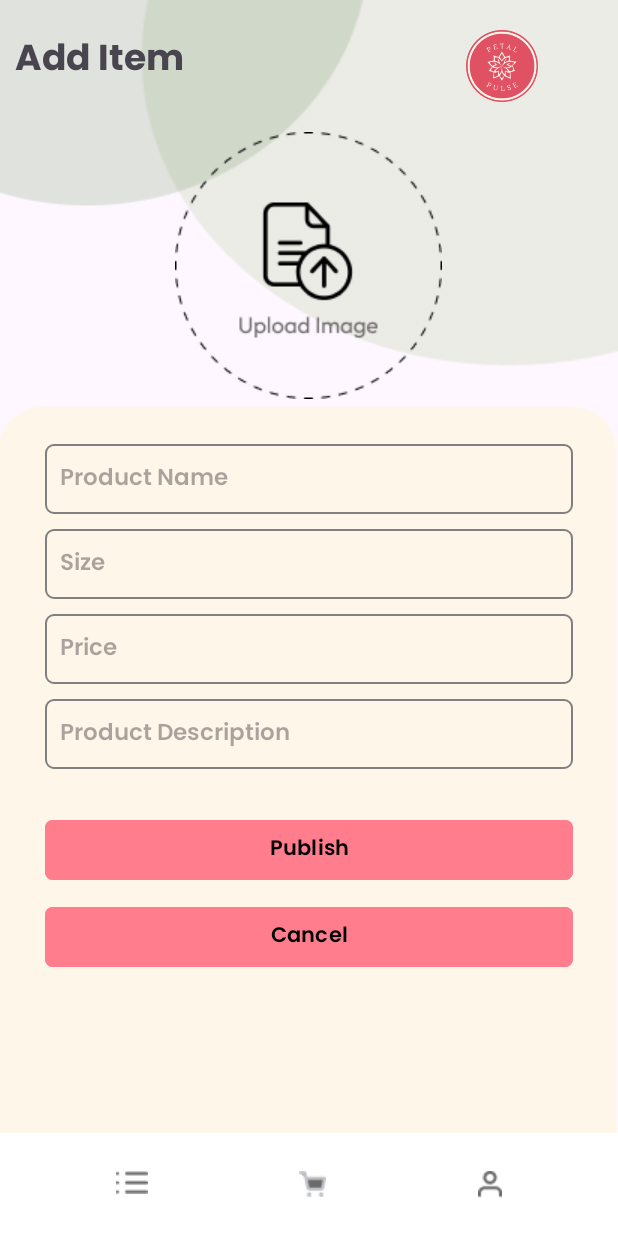
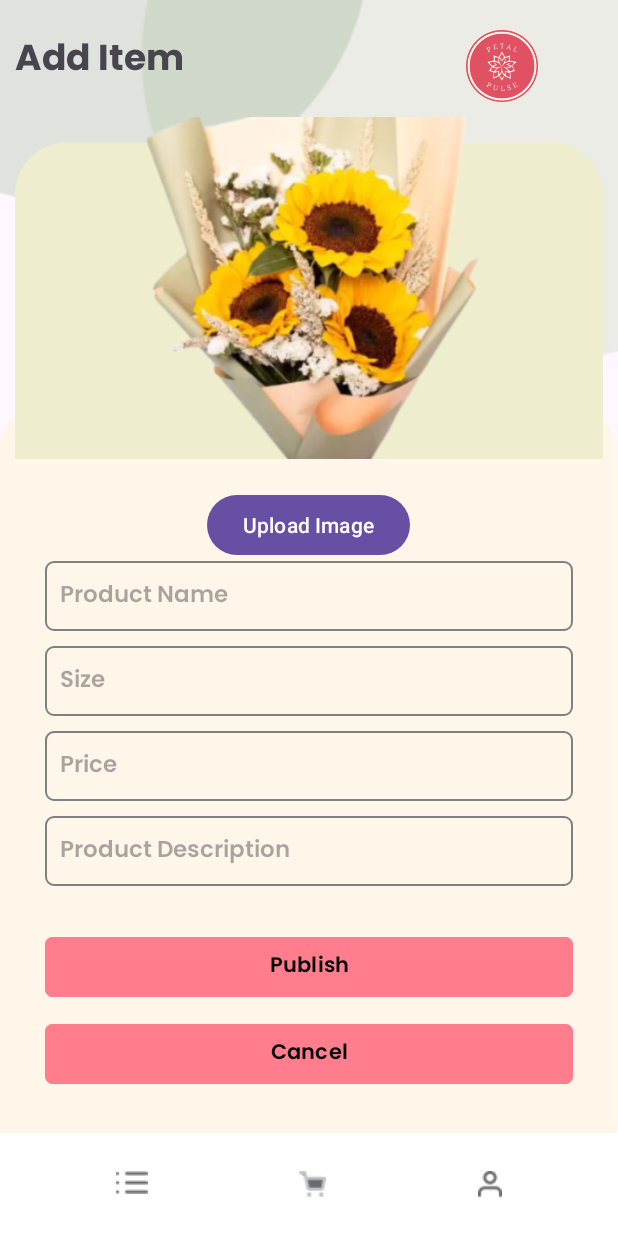
Before and after one commit to miguelcarlofajardo/PetalPulse_ICS26011, an Android app: the ProductListing screen opened directly, with no data from a screen before it, after a tap on "Publish", on a phone screen of 412 x 824 dp. Run offline under Robolectric (Android 15) with nearby library versions, the phone set to English and light mode, and no system bars; our stand-ins replace Firebase (no records; nobody signed in at launch, a user with empty details on screens opened directly); 1 statement that could not run was skipped.

Commit message:
Image upload

```diff
--- a/app/build.gradle.kts
+++ b/app/build.gradle.kts
@@ -49,8 +49,9 @@ dependencies {
         implementation("com.google.android.material:material:1.10.0")
         implementation("androidx.constraintlayout:constraintlayout:2.1.4")
         implementation ("androidx.databinding:databinding-runtime:7.0.2")
-    implementation("com.google.firebase:firebase-storage-ktx:20.3.0")
-    testImplementation("junit:junit:4.13.2")
+        implementation("com.google.firebase:firebase-storage-ktx:20.3.0")
+        implementation("com.google.firebase:firebase-database-ktx:20.3.0")
+        testImplementation("junit:junit:4.13.2")
         androidTestImplementation("androidx.test.ext:junit:1.1.5")
         androidTestImplementation("androidx.test.espresso:espresso-core:3.5.1")
         implementation(platform("com.google.firebase:firebase-bom:32.6.0"))
@@ -61,4 +62,5 @@ dependencies {
         implementation ("com.google.firebase:firebase-auth:22.3.0")
         implementation ("com.airbnb.android:lottie:3.4.0")
 
+
 }
--- a/app/src/main/AndroidManifest.xml
+++ b/app/src/main/AndroidManifest.xml
@@ -1,6 +1,8 @@
 <?xml version="1.0" encoding="utf-8"?>
 <manifest xmlns:android="http://schemas.android.com/apk/res/android"
     xmlns:tools="http://schemas.android.com/tools">
+    <uses-permission android:name="android.permission.INTERNET" />
+    <uses-permission android:name="android.permission.READ_EXTERNAL_STORAGE" />
 
     <application
         android:allowBackup="true"
@@ -11,6 +13,7 @@
         android:roundIcon="@drawable/p_1"
         android:supportsRtl="true"
         android:theme="@style/Theme.FinalProject_3ITE"
+
         tools:targetApi="31">
 
         <activity
--- a/app/src/main/java/com/example/finalproject_3ite/ProductClass.kt
+++ b/app/src/main/java/com/example/finalproject_3ite/ProductClass.kt
@@ -2,5 +2,6 @@ data class ProductClass(
     val productName: String,
     val productSize: String,
     val productPrice: Float,
-    val productDescription: String
+    val productDescription: String,
+    val imageUrl: String
 )
--- a/app/src/main/java/com/example/finalproject_3ite/ProductListing.kt
+++ b/app/src/main/java/com/example/finalproject_3ite/ProductListing.kt
@@ -1,48 +1,106 @@
 package com.example.finalproject_3ite
 
 import ProductClass
+import android.content.Intent
+import android.net.Uri
 import android.os.Bundle
+import android.provider.MediaStore
 import android.widget.Button
 import android.widget.EditText
-import android.widget.ImageButton
+import android.widget.ImageView
 import android.widget.Toast
 import androidx.appcompat.app.AppCompatActivity
 import com.google.firebase.database.DatabaseReference
 import com.google.firebase.database.FirebaseDatabase
+import com.google.firebase.storage.FirebaseStorage
+import com.google.firebase.storage.StorageReference
+import java.util.*
 
 class ProductListing : AppCompatActivity() {
 
-    lateinit var databaseReference: DatabaseReference
+    private lateinit var databaseReference: DatabaseReference
+    private lateinit var storageReference: StorageReference
+    private lateinit var imageUri: Uri
 
     override fun onCreate(savedInstanceState: Bundle?) {
         super.onCreate(savedInstanceState)
         setContentView(R.layout.add_item_page)
 
         databaseReference = FirebaseDatabase.getInstance().getReference("products")
+        storageReference = FirebaseStorage.getInstance().reference
 
         val productName: EditText = findViewById(R.id.edtProductName)
         val productSize: EditText = findViewById(R.id.edtSize)
         val productPrice: EditText = findViewById(R.id.edtPrice)
         val productDescription: EditText = findViewById(R.id.edtProductDescription)
-        val productImage: ImageButton = findViewById(R.id.uploadImage)
-
-        // Your Publish button
+        val productImage: Button = findViewById(R.id.btnUploadImage)
         val publishButton: Button = findViewById(R.id.btnPublish)
 
+        productImage.setOnClickListener {
+            openGallery()
+        }
+
         publishButton.setOnClickListener {
-            // Get the values from EditText fields
             val name = productName.text.toString()
             val size = productSize.text.toString()
             val price = productPrice.text.toString().toFloat()
             val description = productDescription.text.toString()
 
-            // Save data to Firebase
-            val product = ProductClass(name, size, price, description)
+            if (this::imageUri.isInitialized) {
+                uploadImage(name, size, price, description)
 
-            val dataKey = databaseReference.push().key
-            databaseReference.child(dataKey!!).setValue(product).addOnSuccessListener {
-                Toast.makeText(this, "Added Successfully", Toast.LENGTH_SHORT).show()
+
+            } else {
+                Toast.makeText(this, "Please select an image", Toast.LENGTH_SHORT).show()
             }
         }
     }
+
+    private fun openGallery() {
+        val intent = Intent(Intent.ACTION_PICK, MediaStore.Images.Media.EXTERNAL_CONTENT_URI)
+        startActivityForResult(intent, PICK_IMAGE_REQUEST)
+    }
+
+    override fun onActivityResult(requestCode: Int, resultCode: Int, data: Intent?) {
+        super.onActivityResult(requestCode, resultCode, data)
+
+        if (requestCode == PICK_IMAGE_REQUEST && resultCode == RESULT_OK && data != null && data.data != null) {
+            imageUri = data.data!!
+            findViewById<ImageView>(R.id.imageView).setImageURI(imageUri)
+        }
+    }
+
+    private fun uploadImage(name: String, size: String, price: Float, description: String) {
+        val imageName = UUID.randomUUID().toString()
+        val imageRef = storageReference.child("images/$imageName")
+
+        val uploadTask = imageRef.putFile(imageUri)
+
+        uploadTask.addOnCompleteListener { task ->
+            if (task.isSuccessful) {
+                imageRef.downloadUrl.addOnCompleteListener { urlTask ->
+                    if (urlTask.isSuccessful) {
+                        val imageUrl = urlTask.result.toString()
+
+                        val product = ProductClass(name, size, price, description, imageUrl)
+
+                        val dataKey = databaseReference.push().key
+                        val productReference = databaseReference.child(dataKey!!)
+
+                        productReference.setValue(product).addOnSuccessListener {
+                            Toast.makeText(this, "Added Successfully", Toast.LENGTH_SHORT).show()
+                        }
+                    } else {
+                        Toast.makeText(this, "Failed to get image URL", Toast.LENGTH_SHORT).show()
+                    }
+                }
+            } else {
+                Toast.makeText(this, "Failed to upload image", Toast.LENGTH_SHORT).show()
+            }
+        }
+    }
+
+    companion object {
+        private const val PICK_IMAGE_REQUEST = 1
+    }
 }
--- a/app/src/main/res/layout/add_item_page.xml
+++ b/app/src/main/res/layout/add_item_page.xml
@@ -53,13 +53,16 @@
                 android:layout_width="match_parent"
                 android:layout_height="wrap_content"
                 android:orientation="vertical">
-                <ImageButton
-                    android:id="@+id/uploadImage"
-                    android:layout_width="wrap_content"
-                    android:layout_height="wrap_content"
-                    android:layout_gravity="center"
-                    android:backgroundTint="#00FFFFFF"
-                    app:srcCompat="@drawable/group_5" />
+
+                <!-- ImageView to display the selected image -->
+                <ImageView
+                    android:id="@+id/imageView"
+                    android:layout_width="match_parent"
+                    android:layout_height="228dp"
+                    android:scaleType="centerCrop"
+                    android:src="@drawable/flowersample" />
+
+                <!-- ImageButton for image upload -->
 
                 <LinearLayout
                     android:layout_width="wrap_content"
@@ -74,6 +77,13 @@
                     android:orientation="vertical"
                     android:padding="20dp"
                     app:layout_constraintVertical_bias="0.557">
+
+                    <Button
+                        android:id="@+id/btnUploadImage"
+                        android:layout_width="wrap_content"
+                        android:layout_height="wrap_content"
+                        android:layout_gravity="center"
+                        android:text="Upload Image" />
 
                     <EditText
                         android:id="@+id/edtProductName"
```
